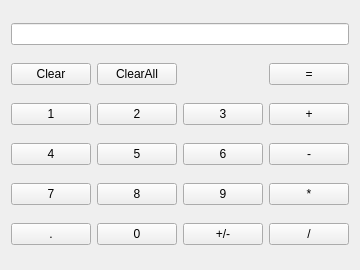
RogerYK/Qt-Calculator, file widget.ui: the form before one commit.
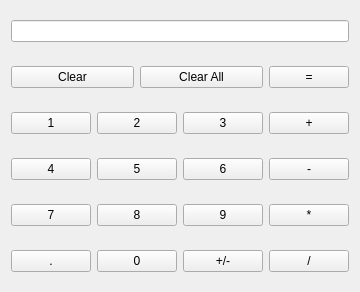
The form after the commit.

What changed in the file:
```diff
--- a/widget.ui
+++ b/widget.ui
@@ -7,38 +7,24 @@
     <x>0</x>
     <y>0</y>
     <width>336</width>
-    <height>270</height>
+    <height>311</height>
    </rect>
   </property>
   <property name="windowTitle">
    <string>Calculator</string>
   </property>
-  <layout class="QGridLayout" name="gridLayout">
-   <item row="0" column="0" colspan="4">
-    <widget class="QLineEdit" name="lineEdit">
-     <property name="alignment">
-      <set>Qt::AlignRight|Qt::AlignTrailing|Qt::AlignVCenter</set>
-     </property>
-     <property name="readOnly">
-      <bool>true</bool>
-     </property>
-    </widget>
-   </item>
-   <item row="1" column="0">
-    <widget class="QPushButton" name="clearBtn">
+  <layout class="QGridLayout" name="gridLayout" rowminimumheight="40,40,40,40,40,40">
+   <property name="sizeConstraint">
+    <enum>QLayout::SetFixedSize</enum>
+   </property>
+   <item row="5" column="0">
+    <widget class="QPushButton" name="pointBtn">
      <property name="text">
-      <string>Clear</string>
+      <string>.</string>
      </property>
     </widget>
    </item>
-   <item row="1" column="1">
-    <widget class="QPushButton" name="clearAllBtn">
-     <property name="text">
-      <string>ClearAll</string>
-     </property>
-    </widget>
-   </item>
-   <item row="1" column="3">
+   <item row="1" column="4">
     <widget class="QPushButton" name="equalBtn">
      <property name="text">
       <string>=</string>
@@ -52,24 +38,38 @@
      </property>
     </widget>
    </item>
-   <item row="2" column="1">
+   <item row="1" column="2" colspan="2">
+    <widget class="QPushButton" name="clearAllBtn">
+     <property name="text">
+      <string>Clear All</string>
+     </property>
+    </widget>
+   </item>
+   <item row="1" column="0" colspan="2">
+    <widget class="QPushButton" name="clearBtn">
+     <property name="text">
+      <string>Clear</string>
+     </property>
+    </widget>
+   </item>
+   <item row="2" column="1" colspan="2">
     <widget class="QPushButton" name="digitBtn2">
      <property name="text">
       <string>2</string>
      </property>
     </widget>
    </item>
-   <item row="2" column="2">
+   <item row="2" column="3">
     <widget class="QPushButton" name="digitBtn3">
      <property name="text">
       <string>3</string>
      </property>
     </widget>
    </item>
-   <item row="2" column="3">
-    <widget class="QPushButton" name="addBtn">
+   <item row="3" column="1" colspan="2">
+    <widget class="QPushButton" name="digitBtn5">
      <property name="text">
-      <string>+</string>
+      <string>5</string>
      </property>
     </widget>
    </item>
@@ -80,24 +80,17 @@
      </property>
     </widget>
    </item>
-   <item row="3" column="1">
-    <widget class="QPushButton" name="digitBtn5">
+   <item row="2" column="4">
+    <widget class="QPushButton" name="addBtn">
      <property name="text">
-      <string>5</string>
+      <string>+</string>
      </property>
     </widget>
    </item>
-   <item row="3" column="2">
-    <widget class="QPushButton" name="digitBtn6">
+   <item row="4" column="4">
+    <widget class="QPushButton" name="multiplicationBtn">
      <property name="text">
-      <string>6</string>
-     </property>
-    </widget>
-   </item>
-   <item row="3" column="3">
-    <widget class="QPushButton" name="subtractionBtn">
-     <property name="text">
-      <string>-</string>
+      <string>*</string>
      </property>
     </widget>
    </item>
@@ -108,55 +101,71 @@
      </property>
     </widget>
    </item>
-   <item row="4" column="1">
+   <item row="4" column="1" colspan="2">
     <widget class="QPushButton" name="digitBtn8">
      <property name="text">
       <string>8</string>
      </property>
     </widget>
    </item>
-   <item row="4" column="2">
+   <item row="4" column="3">
     <widget class="QPushButton" name="digitBtn9">
      <property name="text">
       <string>9</string>
      </property>
     </widget>
    </item>
-   <item row="4" column="3">
-    <widget class="QPushButton" name="mulBtn">
+   <item row="3" column="3">
+    <widget class="QPushButton" name="digitBtn6">
      <property name="text">
-      <string>*</string>
+      <string>6</string>
      </property>
     </widget>
    </item>
-   <item row="5" column="0">
-    <widget class="QPushButton" name="pointBtn">
+   <item row="3" column="4">
+    <widget class="QPushButton" name="subtractionBtn">
      <property name="text">
-      <string>.</string>
+      <string>-</string>
      </property>
     </widget>
    </item>
-   <item row="5" column="1">
+   <item row="5" column="1" colspan="2">
     <widget class="QPushButton" name="digitBtn0">
      <property name="text">
       <string>0</string>
      </property>
     </widget>
    </item>
-   <item row="5" column="2">
+   <item row="5" column="3">
     <widget class="QPushButton" name="signBtn">
      <property name="text">
       <string>+/-</string>
      </property>
     </widget>
    </item>
-   <item row="5" column="3">
+   <item row="5" column="4">
     <widget class="QPushButton" name="divisionBtn">
      <property name="text">
       <string>/</string>
      </property>
     </widget>
    </item>
+   <item row="0" column="0" colspan="5">
+    <widget class="QLineEdit" name="lineEdit">
+     <property name="sizePolicy">
+      <sizepolicy hsizetype="Expanding" vsizetype="Maximum">
+       <horstretch>0</horstretch>
+       <verstretch>5</verstretch>
+      </sizepolicy>
+     </property>
+     <property name="alignment">
+      <set>Qt::AlignRight|Qt::AlignTrailing|Qt::AlignVCenter</set>
+     </property>
+     <property name="readOnly">
+      <bool>true</bool>
+     </property>
+    </widget>
+   </item>
   </layout>
  </widget>
  <layoutdefault spacing="6" margin="11"/>
```
Left out of the diff: 2 changed lines with no effect on the pictures.
